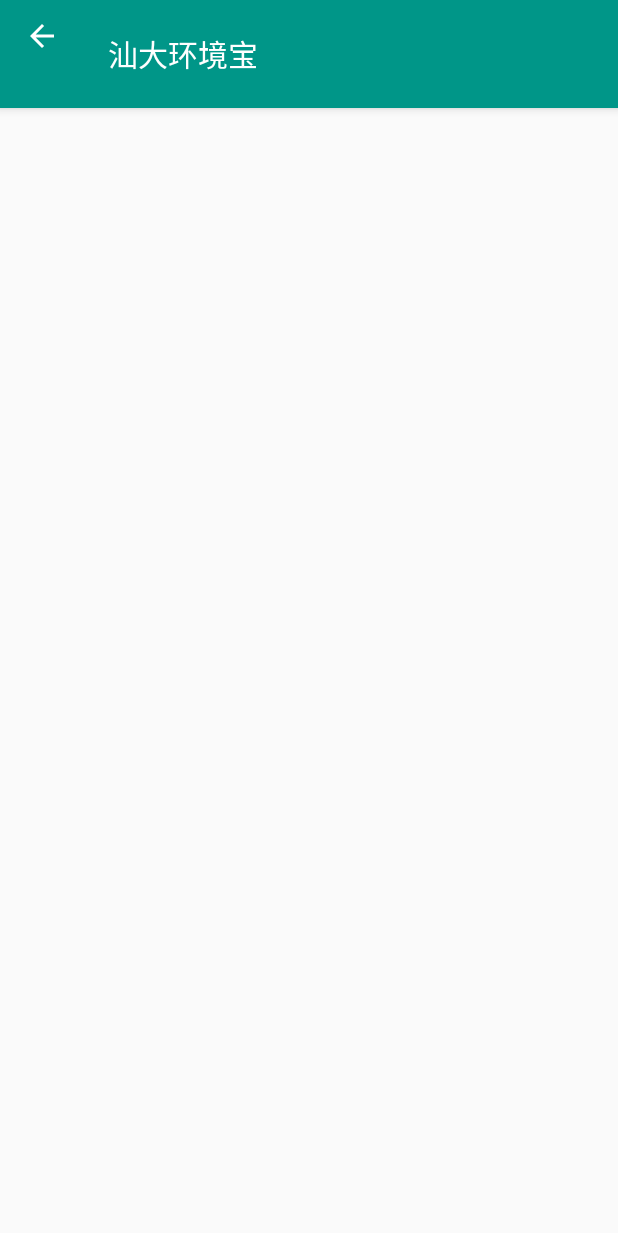
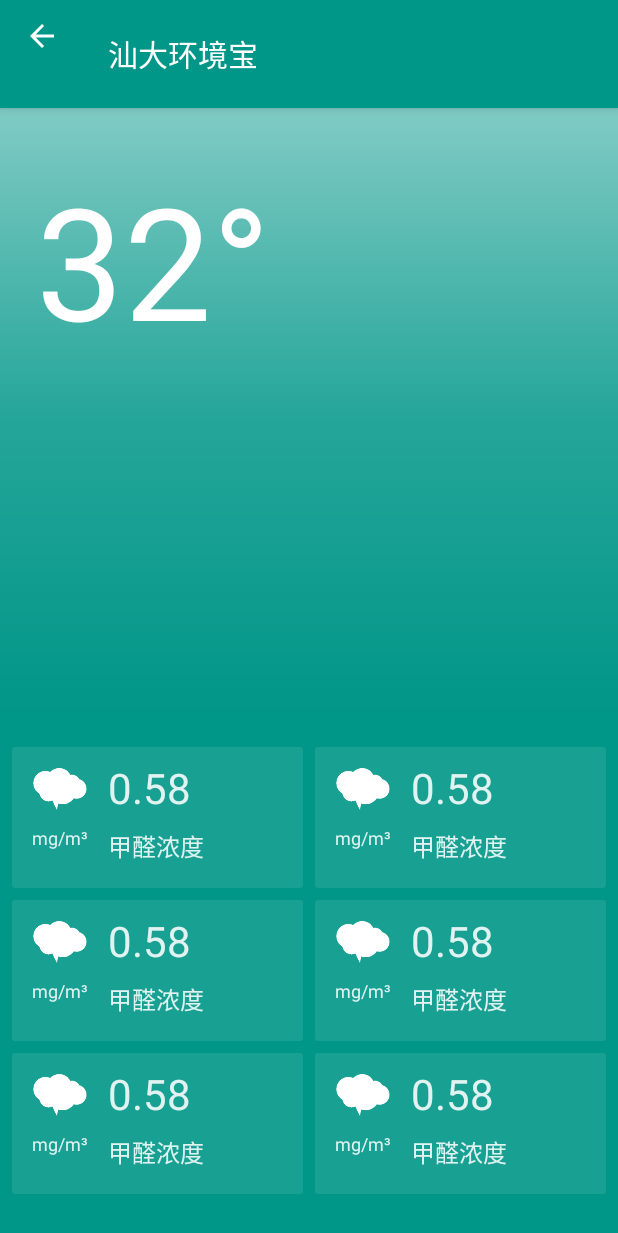
Before and after one commit to daidaijie/STUEnvironment, an Android app: the screen it shows after launch (MainActivity), on a phone screen of 412 x 824 dp. Shown: the top 1233 px of the screen. Run offline under Robolectric (Android 15) with nearby library versions, the phone set to English and light mode, and no system bars.

Commit message:
初步设计主页面

```diff
--- /dev/null
+++ b/app/src/main/java/com/daijie/stuenvironment/InfoAdapter.java
@@ -0,0 +1,36 @@
+package com.daijie.stuenvironment;
+
+import android.support.v7.widget.RecyclerView;
+import android.view.LayoutInflater;
+import android.view.View;
+import android.view.ViewGroup;
+
+/**
+ * Created by liyujie on 2017/4/13.
+ */
+
+public class InfoAdapter extends RecyclerView.Adapter<InfoAdapter.ViewHolder> {
+
+    @Override
+    public ViewHolder onCreateViewHolder(ViewGroup parent, int viewType) {
+        View view = LayoutInflater.from(parent.getContext()).inflate(R.layout.item_info, parent, false);
+        return new ViewHolder(view);
+    }
+
+    @Override
+    public void onBindViewHolder(ViewHolder holder, int position) {
+
+    }
+
+    @Override
+    public int getItemCount() {
+        return 6;
+    }
+
+    public class ViewHolder extends RecyclerView.ViewHolder {
+
+        public ViewHolder(View itemView) {
+            super(itemView);
+        }
+    }
+}
--- a/app/src/main/java/com/daijie/stuenvironment/MainActivity.java
+++ b/app/src/main/java/com/daijie/stuenvironment/MainActivity.java
@@ -1,11 +1,12 @@
 package com.daijie.stuenvironment;
 
 import android.os.Build;
-import android.support.v4.content.ContextCompat;
 import android.support.v7.app.AppCompatActivity;
 import android.os.Bundle;
+import android.support.v7.widget.GridLayoutManager;
+import android.support.v7.widget.LinearLayoutManager;
+import android.support.v7.widget.RecyclerView;
 import android.support.v7.widget.Toolbar;
-import android.view.View;
 import android.view.ViewGroup;
 import android.widget.TextView;
 
@@ -13,6 +14,9 @@ public class MainActivity extends AppCompatActivity {
 
     Toolbar mToolbar;
     TextView mTitleTextView;
+    RecyclerView mInfoRecyclerView;
+
+    InfoAdapter mInfoAdapter;
 
     protected int mStatusBarHeight;
     protected int mDeviceWidth;
@@ -47,6 +51,7 @@ public class MainActivity extends AppCompatActivity {
 
     private void initView() {
         initToolbar();
+        initRecyclerView();
     }
 
     private void initToolbar() {
@@ -66,4 +71,11 @@ public class MainActivity extends AppCompatActivity {
     private void setTitle(String title) {
         mTitleTextView.setText(title);
     }
+
+    private void initRecyclerView() {
+        mInfoRecyclerView = (RecyclerView) findViewById(R.id.infoRecyclerView);
+        mInfoAdapter = new InfoAdapter();
+        mInfoRecyclerView.setLayoutManager(new GridLayoutManager(this, 2, LinearLayoutManager.VERTICAL, false));
+        mInfoRecyclerView.setAdapter(mInfoAdapter);
+    }
 }
--- /dev/null
+++ b/app/src/main/res/drawable/bg_circle.xml
@@ -0,0 +1,8 @@
+<?xml version="1.0" encoding="utf-8"?>
+<shape xmlns:android="http://schemas.android.com/apk/res/android"
+       android:shape="oval">
+    <stroke
+        android:width="1px"
+        android:color="@android:color/transparent"></stroke>
+    <solid android:color="@color/colorPrimary"/>
+</shape>
--- /dev/null
+++ b/app/src/main/res/drawable/bg_item.xml
@@ -0,0 +1,5 @@
+<?xml version="1.0" encoding="utf-8"?>
+<shape xmlns:android="http://schemas.android.com/apk/res/android">
+    <corners android:radius="2dp"/>
+    <solid android:color="#18ffffff"></solid>
+</shape>
--- /dev/null
+++ b/app/src/main/res/drawable/bg_main.xml
@@ -0,0 +1,9 @@
+<?xml version="1.0" encoding="utf-8"?>
+<shape xmlns:android="http://schemas.android.com/apk/res/android">
+    <gradient
+        android:angle="-90"
+        android:centerColor="@color/colorPrimary400"
+        android:endColor="@color/colorPrimary"
+        android:startColor="@color/colorPrimary200">
+    </gradient>
+</shape>
--- a/app/src/main/res/layout/content_main.xml
+++ b/app/src/main/res/layout/content_main.xml
@@ -15,9 +15,34 @@
             style="@style/titleTextViewStyle"/>
     </android.support.v7.widget.Toolbar>
 
-    <FrameLayout
-        android:id="@+id/contentFrame"
+    <RelativeLayout
         android:layout_width="match_parent"
-        android:layout_height="match_parent"/>
+        android:layout_height="match_parent"
+        android:orientation="vertical">
+
+        <TextView
+            android:layout_width="match_parent"
+            android:layout_height="match_parent"
+            android:layout_above="@+id/infoRecyclerView"
+            android:background="@drawable/bg_main"
+            android:gravity="left|top"
+            android:paddingLeft="24dp"
+            android:paddingTop="32dp"
+            android:text="32°"
+            android:textColor="@color/colorTextFull"
+            android:textSize="104sp"/>
+
+        <android.support.v7.widget.RecyclerView
+            android:id="@+id/infoRecyclerView"
+            android:layout_width="match_parent"
+            android:layout_height="wrap_content"
+            android:layout_alignParentBottom="true"
+            android:background="@color/colorPrimary"
+            android:paddingBottom="24dp"
+            android:paddingLeft="4dp"
+            android:paddingRight="4dp"
+            android:paddingTop="16dp">
+        </android.support.v7.widget.RecyclerView>
+    </RelativeLayout>
 
 </LinearLayout>
--- /dev/null
+++ b/app/src/main/res/layout/item_info.xml
@@ -0,0 +1,62 @@
+<?xml version="1.0" encoding="utf-8"?>
+<RelativeLayout
+    xmlns:android="http://schemas.android.com/apk/res/android"
+    xmlns:tools="http://schemas.android.com/tools"
+    android:layout_width="match_parent"
+    android:layout_height="wrap_content"
+    android:layout_marginBottom="4dp"
+    android:layout_marginLeft="4dp"
+    android:layout_marginRight="4dp"
+    android:layout_marginTop="4dp"
+    android:background="@drawable/bg_item"
+    android:clickable="true"
+    android:foreground="?attr/selectableItemBackground"
+    android:paddingBottom="16dp"
+    android:paddingRight="16dp"
+    tools:background="@color/colorPrimary"
+    tools:layout_height="wrap_content"
+    tools:layout_marginTop="80dp"
+    tools:layout_width="wrap_content">
+
+    <ImageView
+        android:id="@+id/infoImageView"
+        android:layout_width="48dp"
+        android:layout_height="48dp"
+        android:layout_marginLeft="8dp"
+        android:layout_marginRight="8dp"
+        android:layout_marginTop="4dp"
+        android:src="@drawable/ic_jiaquan"
+        android:tint="@color/colorTextFull"/>
+
+    <TextView
+        android:id="@+id/numberTextView"
+        android:layout_width="wrap_content"
+        android:layout_height="wrap_content"
+        android:layout_marginTop="8dp"
+        android:layout_toRightOf="@+id/infoImageView"
+        android:text="0.58"
+        android:textColor="@color/colorTextPrimary"
+        android:textSize="28sp"/>
+
+    <TextView
+        android:id="@+id/unitTextView"
+        android:layout_width="48dp"
+        android:layout_height="wrap_content"
+        android:layout_below="@+id/infoImageView"
+        android:layout_marginLeft="8dp"
+        android:gravity="center"
+        android:text="mg/m³"
+        android:textColor="@color/colorTextPrimary"
+        android:textSize="12sp"/>
+
+    <TextView
+        android:id="@+id/infoTextView"
+        android:layout_width="wrap_content"
+        android:layout_height="wrap_content"
+        android:layout_below="@+id/numberTextView"
+        android:layout_marginTop="8dp"
+        android:layout_toRightOf="@+id/infoImageView"
+        android:text="甲醛浓度"
+        android:textColor="@color/colorTextPrimary"
+        android:textSize="16sp"/>
+</RelativeLayout>
--- a/app/src/main/res/values/colors.xml
+++ b/app/src/main/res/values/colors.xml
@@ -1,7 +1,13 @@
 <?xml version="1.0" encoding="utf-8"?>
 <resources>
+    <color name="colorPrimary100">#B2DFDB</color>
+    <color name="colorPrimary200">#80CBC4</color>
+    <color name="colorPrimary400">#26A69A</color>
     <color name="colorPrimary">#009688</color>
     <color name="colorPrimaryDark">#00796b</color>
     <color name="colorAccent">#03A9F4</color>
     <color name="colorBackground">#FAFAFA</color>
+    <color name="colorTextFull">#ffffffff</color>
+    <color name="colorTextPrimary">#deffffff</color>
+    <color name="colorTextSecondly">#8affffff</color>
 </resources>
```
Also changed, not shown: app/src/main/res/drawable-xhdpi/ic_jiaquan.png (added).
